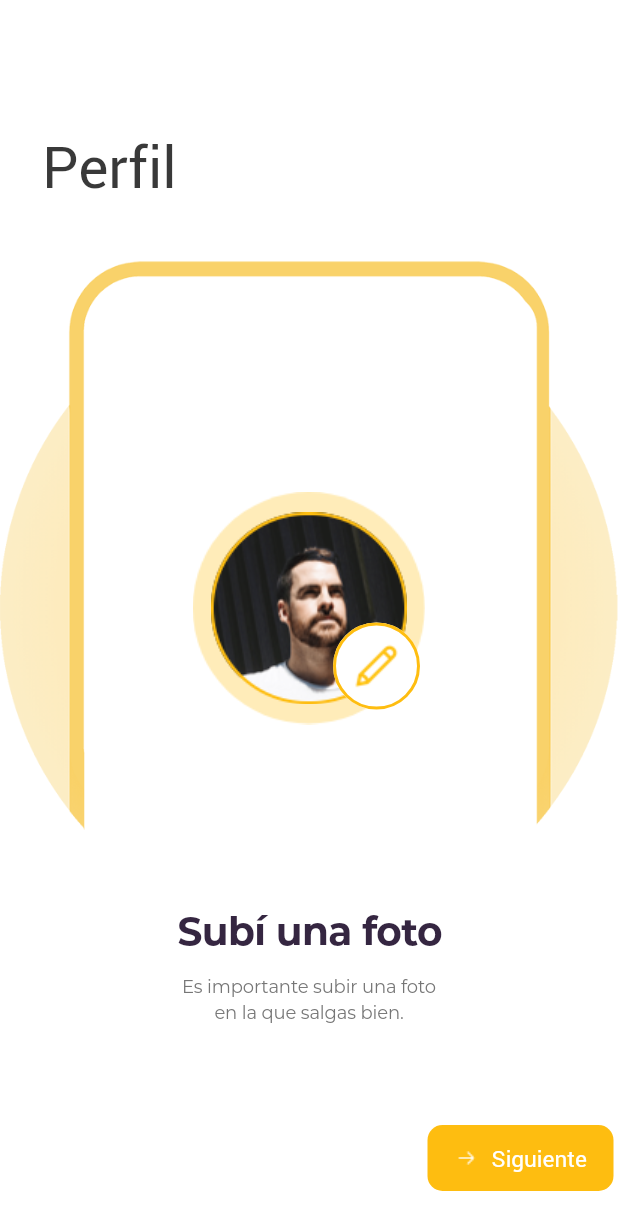
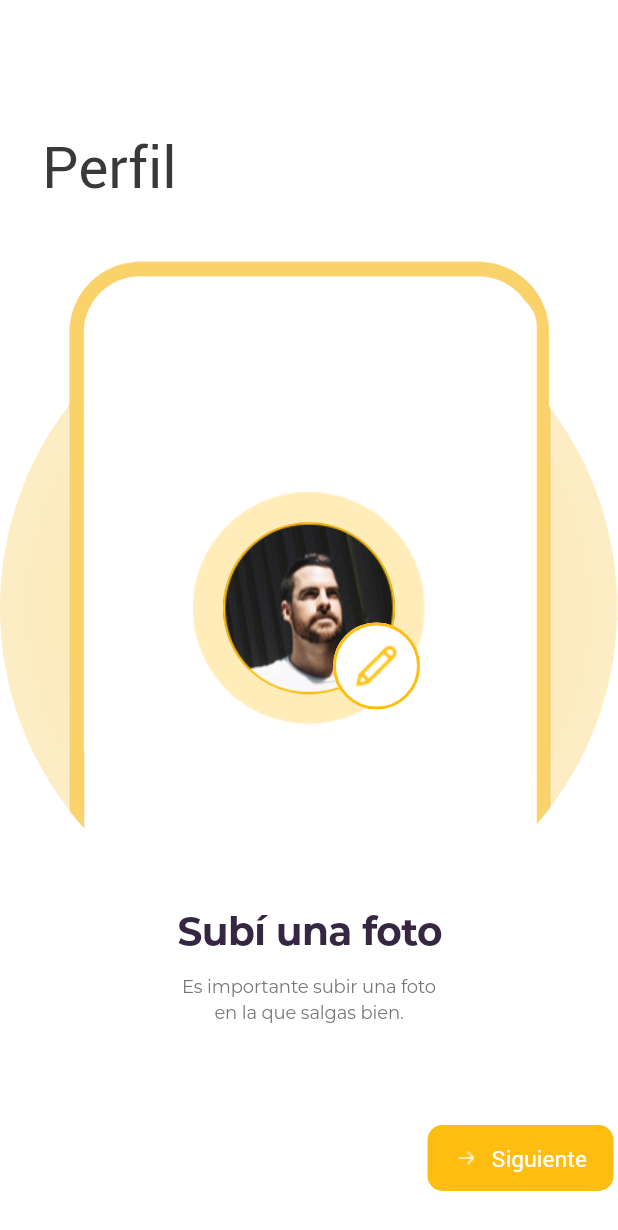
Before and after one commit to bautitravella/main_screens, a Flutter app: the SubiFotoDePerfil21Widget screen opened directly, on a phone screen of 412 x 824 dp. Shown: the top 1230 px of the screen. Run offline on Flutter 3.47's test engine with Material 2 defaults, Android fonts, the phone set to English and light mode, and no system bars; our stand-ins replace cloud_firestore, firebase_auth, google_sign_in, image_picker; accounts and stored records are empty.

Commit message:
Correccion foto de perfil redonda con un ClipRRect

```diff
--- a/lib/log_in/subi_foto_de_perfil21_widget.dart
+++ b/lib/log_in/subi_foto_de_perfil21_widget.dart
@@ -100,10 +100,17 @@ class SubiFotoDePerfil21Widget extends StatelessWidget {
                             child: Row(
                               mainAxisAlignment: MainAxisAlignment.center,
                               children: [
-                                Image.asset(
-                                  "assets/images/avatar.png",
-                                  fit: BoxFit.fill,
-                                  alignment: Alignment.center,
+                                Container(
+                                  height: 115,
+                                  width: 115,
+                                  child: ClipRRect(
+                                    borderRadius: BorderRadius.circular(100),
+                                    child: Image.asset(
+                                      "assets/images/avatar.png",
+                                      fit: BoxFit.fill,
+                                      alignment: Alignment.center,
+                                    ),
+                                  ),
                                 ),
                                 SizedBox(
                                   width: 10,
```
